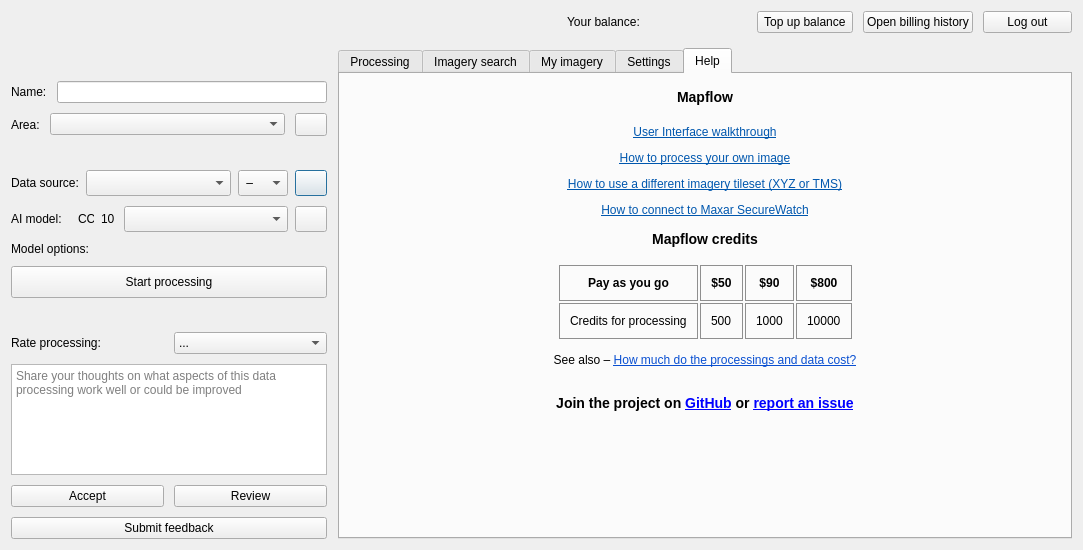
Before: the Qt Designer form mapflow/dialogs/static/ui/main_dialog.ui in Geoalert/mapflow-qgis, drawn with Qt 5.
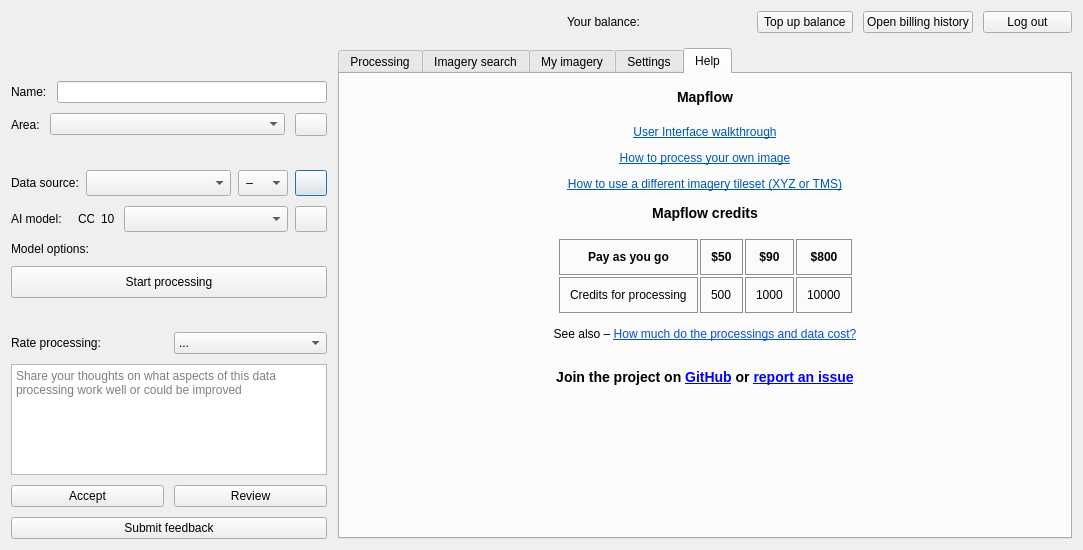
After: the same form once the commit is applied. The open tabs and pages were chosen to show the change. Icons and pictures are not drawn. Custom widgets are drawn as their Qt base class.

Commit message: Docs: remove references to the removed Maxar/Sentinel search

The edit to the form file:
```diff
--- a/mapflow/dialogs/static/ui/main_dialog.ui
+++ b/mapflow/dialogs/static/ui/main_dialog.ui
@@ -3372,7 +3372,7 @@
            <item>
             <widget class="QLabel" name="help">
              <property name="text">
-              <string>&lt;html&gt;&lt;head/&gt;&lt;body&gt;&lt;h3 style=&quot; margin-top:30px; margin-bottom:20px; margin-left:30px; margin-right:30px; -qt-block-indent:0; text-indent:0px;&quot;&gt;&lt;span style=&quot; font-size:large; font-weight:600;&quot;&gt;Mapflow&lt;/span&gt;&lt;/h3&gt;&lt;p align=&quot;center&quot;&gt;&lt;a href=&quot;https://docs.mapflow.ai/api/qgis_mapflow#user-interface&quot;&gt;&lt;span style=&quot; text-decoration: underline; color:#0057ae;&quot;&gt;User Interface walkthrough&lt;/span&gt;&lt;/a&gt;&lt;/p&gt;&lt;p align=&quot;center&quot;&gt;&lt;a href=&quot;https://docs.mapflow.ai/api/qgis_mapflow.html#how-to-upload-your-image&quot;&gt;&lt;span style=&quot; text-decoration: underline; color:#0057ae;&quot;&gt;How to process your own image&lt;/span&gt;&lt;/a&gt;&lt;/p&gt;&lt;p align=&quot;center&quot;&gt;&lt;a href=&quot;https://docs.mapflow.ai/api/qgis_mapflow#how-to-use-other-imagery-services&quot;&gt;&lt;span style=&quot; text-decoration: underline; color:#0057ae;&quot;&gt;How to use a different imagery tileset (XYZ or TMS)&lt;/span&gt;&lt;/a&gt;&lt;/p&gt;&lt;p align=&quot;center&quot;&gt;&lt;a href=&quot;https://docs.mapflow.ai/api/qgis_mapflow#how-to-connect-to-maxar-securewatch&quot;&gt;&lt;span style=&quot; text-decoration: underline; color:#0057ae;&quot;&gt;How to connect to Maxar SecureWatch&lt;/span&gt;&lt;/a&gt;&lt;/p&gt;&lt;h3 style=&quot; margin-top:14px; margin-bottom:12px; margin-left:0px; margin-right:0px; -qt-block-indent:0; text-indent:0px;&quot;&gt;&lt;span style=&quot; font-size:large; font-weight:600;&quot;&gt;Mapflow credits&lt;/span&gt;&lt;span style=&quot; font-size:large; font-weight:700;&quot;&gt;&lt;br/&gt;&lt;/span&gt;&lt;/h3&gt;&lt;table border=&quot;0&quot; style=&quot; margin-top:0px; margin-bottom:0px; margin-left:0px; margin-right:0px;&quot; align=&quot;center&quot; cellspacing=&quot;2&quot; cellpadding=&quot;0&quot;&gt;&lt;thead&gt;&lt;tr&gt;&lt;td style=&quot; padding-left:10; padding-right:10; padding-top:10; padding-bottom:10; border-top:1px; border-right:1px; border-bottom:1px; border-left:1px; border-top-color:#8f8f8f; border-right-color:#8f8f8f; border-bottom-color:#8f8f8f; border-left-color:#8f8f8f; border-top-style:solid; border-right-style:solid; border-bottom-style:solid; border-left-style:solid;&quot;&gt;&lt;p align=&quot;center&quot;&gt;&lt;span style=&quot; font-weight:600;&quot;&gt;Pay as you go&lt;/span&gt;&lt;/p&gt;&lt;/td&gt;&lt;td style=&quot; padding-left:10; padding-right:10; padding-top:10; padding-bottom:10; border-top:1px; border-right:1px; border-bottom:1px; border-left:1px; border-top-color:#8f8f8f; border-right-color:#8f8f8f; border-bottom-color:#8f8f8f; border-left-color:#8f8f8f; border-top-style:solid; border-right-style:solid; border-bottom-style:solid; border-left-style:solid;&quot;&gt;&lt;p align=&quot;center&quot;&gt;&lt;span style=&quot; font-weight:696;&quot;&gt;$50&lt;/span&gt;&lt;/p&gt;&lt;/td&gt;&lt;td style=&quot; padding-left:10; padding-right:10; padding-top:10; padding-bottom:10; border-top:1px; border-right:1px; border-bottom:1px; border-left:1px; border-top-color:#8f8f8f; border-right-color:#8f8f8f; border-bottom-color:#8f8f8f; border-left-color:#8f8f8f; border-top-style:solid; border-right-style:solid; border-bottom-style:solid; border-left-style:solid;&quot;&gt;&lt;p align=&quot;center&quot;&gt;&lt;span style=&quot; font-weight:696;&quot;&gt;$90&lt;/span&gt;&lt;/p&gt;&lt;/td&gt;&lt;td style=&quot; padding-left:10; padding-right:10; padding-top:10; padding-bottom:10; border-top:1px; border-right:1px; border-bottom:1px; border-left:1px; border-top-color:#8f8f8f; border-right-color:#8f8f8f; border-bottom-color:#8f8f8f; border-left-color:#8f8f8f; border-top-style:solid; border-right-style:solid; border-bottom-style:solid; border-left-style:solid;&quot;&gt;&lt;p align=&quot;center&quot;&gt;&lt;span style=&quot; font-weight:696;&quot;&gt;$800&lt;/span&gt;&lt;/p&gt;&lt;/td&gt;&lt;/tr&gt;&lt;/thead&gt;&lt;tr&gt;&lt;td style=&quot; padding-left:10; padding-right:10; padding-top:10; padding-bottom:10; border-top:1px; border-right:1px; border-bottom:1px; border-left:1px; border-top-color:#8f8f8f; border-right-color:#8f8f8f; border-bottom-color:#8f8f8f; border-left-color:#8f8f8f; border-top-style:solid; border-right-style:solid; border-bottom-style:solid; border-left-style:solid;&quot;&gt;&lt;p&gt;Credits for processing&lt;/p&gt;&lt;/td&gt;&lt;td style=&quot; padding-left:10; padding-right:10; padding-top:10; padding-bottom:10; border-top:1px; border-right:1px; border-bottom:1px; border-left:1px; border-top-color:#8f8f8f; border-right-color:#8f8f8f; border-bottom-color:#8f8f8f; border-left-color:#8f8f8f; border-top-style:solid; border-right-style:solid; border-bottom-style:solid; border-left-style:solid;&quot;&gt;&lt;p&gt;500&lt;/p&gt;&lt;/td&gt;&lt;td style=&quot; padding-left:10; padding-right:10; padding-top:10; padding-bottom:10; border-top:1px; border-right:1px; border-bottom:1px; border-left:1px; border-top-color:#8f8f8f; border-right-color:#8f8f8f; border-bottom-color:#8f8f8f; border-left-color:#8f8f8f; border-top-style:solid; border-right-style:solid; border-bottom-style:solid; border-left-style:solid;&quot;&gt;&lt;p&gt;1000&lt;/p&gt;&lt;/td&gt;&lt;td style=&quot; padding-left:10; padding-right:10; padding-top:10; padding-bottom:10; border-top:1px; border-right:1px; border-bottom:1px; border-left:1px; border-top-color:#8f8f8f; border-right-color:#8f8f8f; border-bottom-color:#8f8f8f; border-left-color:#8f8f8f; border-top-style:solid; border-right-style:solid; border-bottom-style:solid; border-left-style:solid;&quot;&gt;&lt;p&gt;10000&lt;/p&gt;&lt;/td&gt;&lt;/tr&gt;&lt;/table&gt;&lt;p&gt;See also – &lt;a href=&quot;https://docs.mapflow.ai/userguides/prices.html&quot;&gt;&lt;span style=&quot; text-decoration: underline; color:#094fd1;&quot;&gt;How much do the processings and data cost?&lt;/span&gt;&lt;/a&gt;&lt;br/&gt;&lt;/p&gt;&lt;h3 style=&quot; margin-top:14px; margin-bottom:12px; margin-left:0px; margin-right:0px; -qt-block-indent:0; text-indent:0px;&quot;&gt;&lt;span style=&quot; font-size:large; font-weight:600;&quot;&gt;Join the project on &lt;a href=&quot;https://github.com/Geoalert/mapflow-qgis&quot;&gt;&lt;span style=&quot; font-weight:600; text-decoration: underline; color:#0000ff;&quot;&gt;GitHub&lt;/span&gt;&lt;/a&gt; or &lt;a href=&quot;https://github.com/Geoalert/mapflow-qgis/issues&quot;&gt;&lt;span style=&quot; font-weight:600; text-decoration: underline; color:#0000ff;&quot;&gt;report an issue&lt;/span&gt;&lt;/a&gt;&lt;/span&gt;&lt;/h3&gt;&lt;/body&gt;&lt;/html&gt;</string>
+              <string>&lt;html&gt;&lt;head/&gt;&lt;body&gt;&lt;h3 style=&quot; margin-top:30px; margin-bottom:20px; margin-left:30px; margin-right:30px; -qt-block-indent:0; text-indent:0px;&quot;&gt;&lt;span style=&quot; font-size:large; font-weight:600;&quot;&gt;Mapflow&lt;/span&gt;&lt;/h3&gt;&lt;p align=&quot;center&quot;&gt;&lt;a href=&quot;https://docs.mapflow.ai/api/qgis_mapflow#user-interface&quot;&gt;&lt;span style=&quot; text-decoration: underline; color:#0057ae;&quot;&gt;User Interface walkthrough&lt;/span&gt;&lt;/a&gt;&lt;/p&gt;&lt;p align=&quot;center&quot;&gt;&lt;a href=&quot;https://docs.mapflow.ai/api/qgis_mapflow.html#how-to-upload-your-image&quot;&gt;&lt;span style=&quot; text-decoration: underline; color:#0057ae;&quot;&gt;How to process your own image&lt;/span&gt;&lt;/a&gt;&lt;/p&gt;&lt;p align=&quot;center&quot;&gt;&lt;a href=&quot;https://docs.mapflow.ai/api/qgis_mapflow#how-to-use-other-imagery-services&quot;&gt;&lt;span style=&quot; text-decoration: underline; color:#0057ae;&quot;&gt;How to use a different imagery tileset (XYZ or TMS)&lt;/span&gt;&lt;/a&gt;&lt;/p&gt;&lt;h3 style=&quot; margin-top:14px; margin-bottom:12px; margin-left:0px; margin-right:0px; -qt-block-indent:0; text-indent:0px;&quot;&gt;&lt;span style=&quot; font-size:large; font-weight:600;&quot;&gt;Mapflow credits&lt;/span&gt;&lt;span style=&quot; font-size:large; font-weight:700;&quot;&gt;&lt;br/&gt;&lt;/span&gt;&lt;/h3&gt;&lt;table border=&quot;0&quot; style=&quot; margin-top:0px; margin-bottom:0px; margin-left:0px; margin-right:0px;&quot; align=&quot;center&quot; cellspacing=&quot;2&quot; cellpadding=&quot;0&quot;&gt;&lt;thead&gt;&lt;tr&gt;&lt;td style=&quot; padding-left:10; padding-right:10; padding-top:10; padding-bottom:10; border-top:1px; border-right:1px; border-bottom:1px; border-left:1px; border-top-color:#8f8f8f; border-right-color:#8f8f8f; border-bottom-color:#8f8f8f; border-left-color:#8f8f8f; border-top-style:solid; border-right-style:solid; border-bottom-style:solid; border-left-style:solid;&quot;&gt;&lt;p align=&quot;center&quot;&gt;&lt;span style=&quot; font-weight:600;&quot;&gt;Pay as you go&lt;/span&gt;&lt;/p&gt;&lt;/td&gt;&lt;td style=&quot; padding-left:10; padding-right:10; padding-top:10; padding-bottom:10; border-top:1px; border-right:1px; border-bottom:1px; border-left:1px; border-top-color:#8f8f8f; border-right-color:#8f8f8f; border-bottom-color:#8f8f8f; border-left-color:#8f8f8f; border-top-style:solid; border-right-style:solid; border-bottom-style:solid; border-left-style:solid;&quot;&gt;&lt;p align=&quot;center&quot;&gt;&lt;span style=&quot; font-weight:696;&quot;&gt;$50&lt;/span&gt;&lt;/p&gt;&lt;/td&gt;&lt;td style=&quot; padding-left:10; padding-right:10; padding-top:10; padding-bottom:10; border-top:1px; border-right:1px; border-bottom:1px; border-left:1px; border-top-color:#8f8f8f; border-right-color:#8f8f8f; border-bottom-color:#8f8f8f; border-left-color:#8f8f8f; border-top-style:solid; border-right-style:solid; border-bottom-style:solid; border-left-style:solid;&quot;&gt;&lt;p align=&quot;center&quot;&gt;&lt;span style=&quot; font-weight:696;&quot;&gt;$90&lt;/span&gt;&lt;/p&gt;&lt;/td&gt;&lt;td style=&quot; padding-left:10; padding-right:10; padding-top:10; padding-bottom:10; border-top:1px; border-right:1px; border-bottom:1px; border-left:1px; border-top-color:#8f8f8f; border-right-color:#8f8f8f; border-bottom-color:#8f8f8f; border-left-color:#8f8f8f; border-top-style:solid; border-right-style:solid; border-bottom-style:solid; border-left-style:solid;&quot;&gt;&lt;p align=&quot;center&quot;&gt;&lt;span style=&quot; font-weight:696;&quot;&gt;$800&lt;/span&gt;&lt;/p&gt;&lt;/td&gt;&lt;/tr&gt;&lt;/thead&gt;&lt;tr&gt;&lt;td style=&quot; padding-left:10; padding-right:10; padding-top:10; padding-bottom:10; border-top:1px; border-right:1px; border-bottom:1px; border-left:1px; border-top-color:#8f8f8f; border-right-color:#8f8f8f; border-bottom-color:#8f8f8f; border-left-color:#8f8f8f; border-top-style:solid; border-right-style:solid; border-bottom-style:solid; border-left-style:solid;&quot;&gt;&lt;p&gt;Credits for processing&lt;/p&gt;&lt;/td&gt;&lt;td style=&quot; padding-left:10; padding-right:10; padding-top:10; padding-bottom:10; border-top:1px; border-right:1px; border-bottom:1px; border-left:1px; border-top-color:#8f8f8f; border-right-color:#8f8f8f; border-bottom-color:#8f8f8f; border-left-color:#8f8f8f; border-top-style:solid; border-right-style:solid; border-bottom-style:solid; border-left-style:solid;&quot;&gt;&lt;p&gt;500&lt;/p&gt;&lt;/td&gt;&lt;td style=&quot; padding-left:10; padding-right:10; padding-top:10; padding-bottom:10; border-top:1px; border-right:1px; border-bottom:1px; border-left:1px; border-top-color:#8f8f8f; border-right-color:#8f8f8f; border-bottom-color:#8f8f8f; border-left-color:#8f8f8f; border-top-style:solid; border-right-style:solid; border-bottom-style:solid; border-left-style:solid;&quot;&gt;&lt;p&gt;1000&lt;/p&gt;&lt;/td&gt;&lt;td style=&quot; padding-left:10; padding-right:10; padding-top:10; padding-bottom:10; border-top:1px; border-right:1px; border-bottom:1px; border-left:1px; border-top-color:#8f8f8f; border-right-color:#8f8f8f; border-bottom-color:#8f8f8f; border-left-color:#8f8f8f; border-top-style:solid; border-right-style:solid; border-bottom-style:solid; border-left-style:solid;&quot;&gt;&lt;p&gt;10000&lt;/p&gt;&lt;/td&gt;&lt;/tr&gt;&lt;/table&gt;&lt;p&gt;See also – &lt;a href=&quot;https://docs.mapflow.ai/userguides/prices.html&quot;&gt;&lt;span style=&quot; text-decoration: underline; color:#094fd1;&quot;&gt;How much do the processings and data cost?&lt;/span&gt;&lt;/a&gt;&lt;br/&gt;&lt;/p&gt;&lt;h3 style=&quot; margin-top:14px; margin-bottom:12px; margin-left:0px; margin-right:0px; -qt-block-indent:0; text-indent:0px;&quot;&gt;&lt;span style=&quot; font-size:large; font-weight:600;&quot;&gt;Join the project on &lt;a href=&quot;https://github.com/Geoalert/mapflow-qgis&quot;&gt;&lt;span style=&quot; font-weight:600; text-decoration: underline; color:#0000ff;&quot;&gt;GitHub&lt;/span&gt;&lt;/a&gt; or &lt;a href=&quot;https://github.com/Geoalert/mapflow-qgis/issues&quot;&gt;&lt;span style=&quot; font-weight:600; text-decoration: underline; color:#0000ff;&quot;&gt;report an issue&lt;/span&gt;&lt;/a&gt;&lt;/span&gt;&lt;/h3&gt;&lt;/body&gt;&lt;/html&gt;</string>
              </property>
              <property name="alignment">
               <set>Qt::AlignHCenter|Qt::AlignTop</set>
```
The commit also changes 7 other files.
